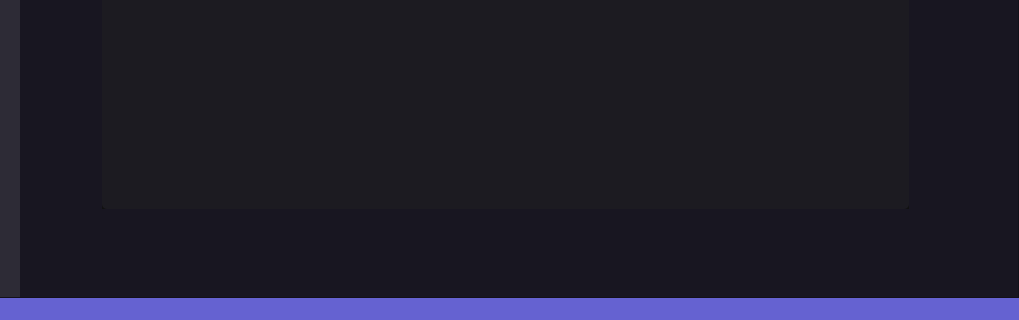
The window that mainwindowui.ui (saxovia/bsc-thesis) describes before a commit, drawn with Qt 5; both pictures show x 181 to 1200 and y 498 to 818 of the 1200 by 818 pixel window.
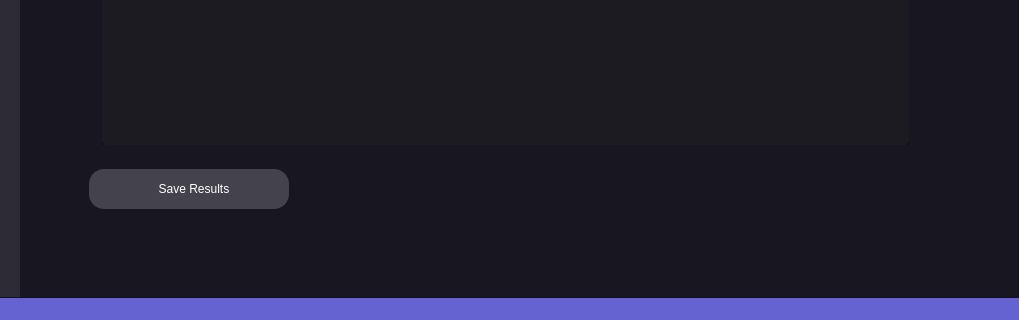
The same window after the commit. The open tabs and pages were chosen to show the change. Icons and pictures are not drawn.

Commit message: Added pruner tests. Added better looking tables. Added graph saving functions

Patch:
```diff
--- a/mainwindowui.ui
+++ b/mainwindowui.ui
@@ -124,20 +124,23 @@
 	background-color: #494dca;
 }
 QPushButton:disabled {
+	color: rgb(94, 90, 113);
 	background-color: 2d2b36;
 }
 
 #timeline_page .QPushButton,
 #model_page .QPushButton,
-#choose_results .QPushButton,
-#side_widget .QPushButton {
+#choose_results_page .QPushButton,
+#side_widget .QPushButton,
+#model_pruning_table_page .QPushButton{
 	background-color: #44424c;
 	color: #fff;
 
 }
 #timeline_page .QPushButton,
-#choose_results .QPushButton,
-#side_widget .QPushButton {
+#choose_results_page .QPushButton,
+#side_widget .QPushButton,
+#model_pruning_table_page .QPushButton {
 	min-width: 200px;
 	max-width: 200px;
 	min-height: 40px;
@@ -2749,7 +2752,7 @@
                          <x>0</x>
                          <y>0</y>
                          <width>808</width>
-                         <height>458</height>
+                         <height>394</height>
                         </rect>
                        </property>
                        <property name="styleSheet">
@@ -2762,6 +2765,57 @@
                    </layout>
                   </widget>
                  </item>
+                 <item row="1" column="0">
+                  <widget class="QWidget" name="widget_12" native="true">
+                   <property name="minimumSize">
+                    <size>
+                     <width>500</width>
+                     <height>0</height>
+                    </size>
+                   </property>
+                   <layout class="QGridLayout" name="gridLayout_31">
+                    <item row="0" column="0">
+                     <widget class="QPushButton" name="save_results_button">
+                      <property name="sizePolicy">
+                       <sizepolicy hsizetype="Expanding" vsizetype="Fixed">
+                        <horstretch>0</horstretch>
+                        <verstretch>0</verstretch>
+                       </sizepolicy>
+                      </property>
+                      <property name="minimumSize">
+                       <size>
+                        <width>200</width>
+                        <height>40</height>
+                       </size>
+                      </property>
+                      <property name="maximumSize">
+                       <size>
+                        <width>200</width>
+                        <height>40</height>
+                       </size>
+                      </property>
+                      <property name="styleSheet">
+                       <string notr="true"/>
+                      </property>
+                      <property name="text">
+                       <string>   Save Results</string>
+                      </property>
+                      <property name="icon">
+                       <iconset>
+                        <normaloff>resources/icons/diskette.png</normaloff>resources/icons/diskette.png</iconset>
+                      </property>
+                     </widget>
+                    </item>
+                    <item row="0" column="1">
+                     <widget class="QLabel" name="saved_label">
+                      <property name="text">
+                       <string/>
+                      </property>
+                     </widget>
+                    </item>
+                   </layout>
+                  </widget>
+                 </item>
                 </layout>
                </widget>
               </item>
```
Left out of the diff: 17 changed lines with no effect on the pictures. The commit also changes 19 other files.
